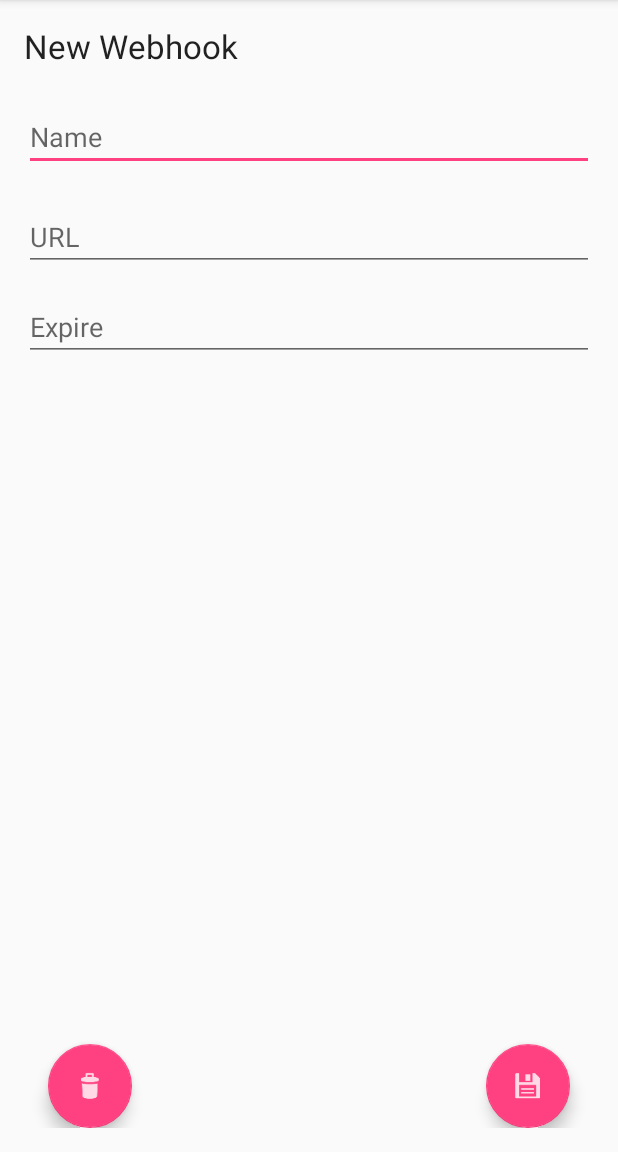
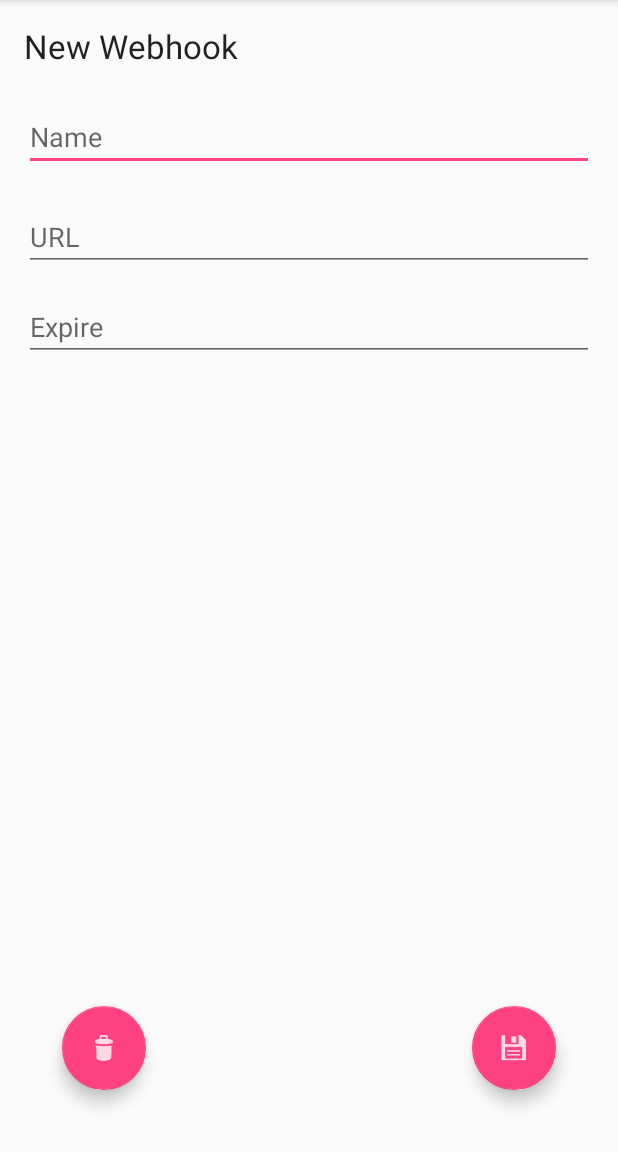
Before and after one commit to Alberto3008/IntelequiaWebhookLauncher, an Android app: the screen it shows after launch (WebhookActivity), on a phone screen of 412 x 824 dp, the part 84-1236 px from its top. Run offline under Robolectric (Android 15) with nearby library versions, the phone set to English and light mode, and no system bars; libraries missing offline, so code that uses them is left out: com.rengwuxian.materialedittext; plain views replace MaterialEditText; 8 statements that could not run were skipped.

Commit message:
Single line edittext

```diff
--- a/app/src/main/java/com/intelequia/intelequiawebhooklauncher/MainActivity.java
+++ b/app/src/main/java/com/intelequia/intelequiawebhooklauncher/MainActivity.java
@@ -146,7 +146,5 @@ public class MainActivity extends AppCompatActivity {
         table_layout.setAdapter(adapter);
     }
 
-public static void editWebhook(String id){
 
 }
-}
--- a/app/src/main/res/layout/activity_webhook.xml
+++ b/app/src/main/res/layout/activity_webhook.xml
@@ -26,6 +26,7 @@
         app:met_floatingLabel="highlight"
         android:layout_marginTop="23dp"
         android:layout_below="@+id/textView"
+        android:singleLine="true"
         android:id="@+id/nameText" />
 
     <com.rengwuxian.materialedittext.MaterialEditText
@@ -35,6 +36,7 @@
         app:met_floatingLabel="highlight"
         android:layout_below="@+id/textView"
         android:layout_alignParentEnd="true"
+        android:singleLine="true"
         android:layout_marginTop="90dp"
         android:id="@+id/urlText" />
 
@@ -55,11 +57,13 @@
         android:layout_height="wrap_content"
         android:layout_gravity="bottom|end"
         android:src="@drawable/ic_save"
-        android:layout_marginLeft="@dimen/fab_margin"
-        android:layout_marginRight="@dimen/fab_margin"
-
+        android:layout_marginRight="25dp"
+        android:layout_marginBottom="25dp"
         android:layout_alignParentBottom="true"
-        android:layout_alignParentEnd="true" />
+        android:layout_alignParentStart="false"
+        android:layout_alignParentEnd="false"
+        android:layout_alignParentRight="true"
+        android:layout_alignParentTop="false" />
 
 
     <android.support.design.widget.FloatingActionButton
@@ -68,9 +72,14 @@
         android:layout_height="wrap_content"
         android:layout_gravity="bottom|end"
         android:src="@drawable/ic_delete"
-        android:layout_marginLeft="@dimen/fab_margin"
-        android:layout_marginRight="@dimen/fab_margin"
+        android:layout_marginLeft="25dp"
+        android:layout_marginBottom="25dp"
         android:layout_alignParentBottom="true"
-        android:layout_alignParentStart="true" />
+        android:layout_alignParentStart="false"
+        android:layout_alignParentEnd="false"
+        android:layout_alignParentLeft="true"
+        android:layout_alignParentTop="false" />
+
+
 
 </RelativeLayout>
```
